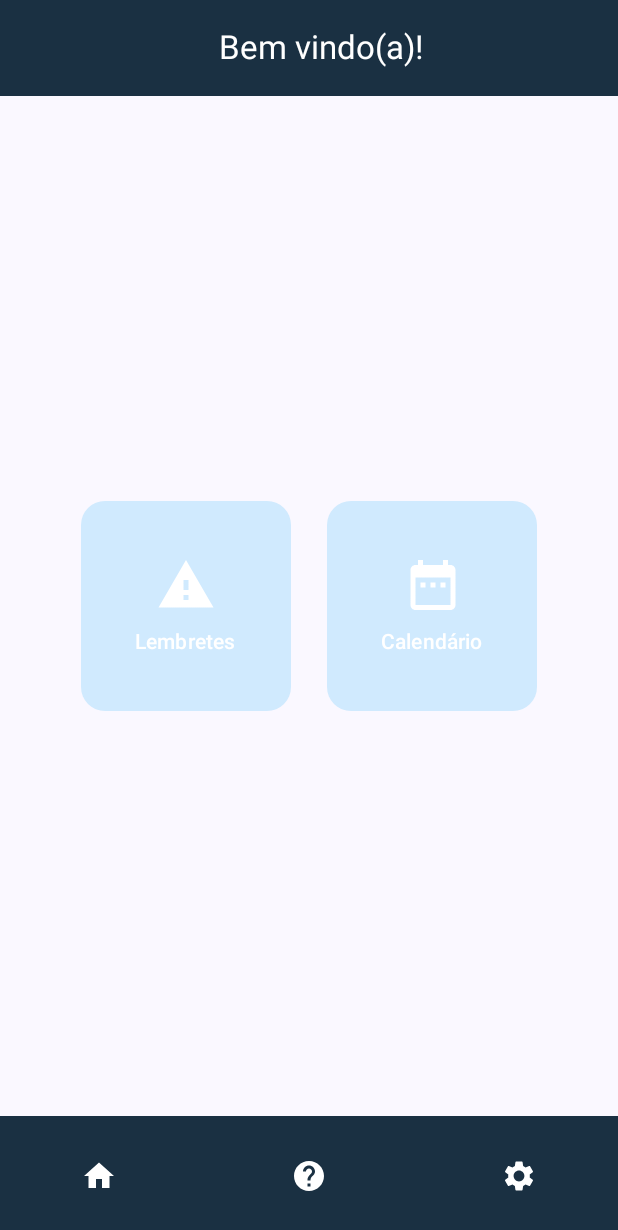
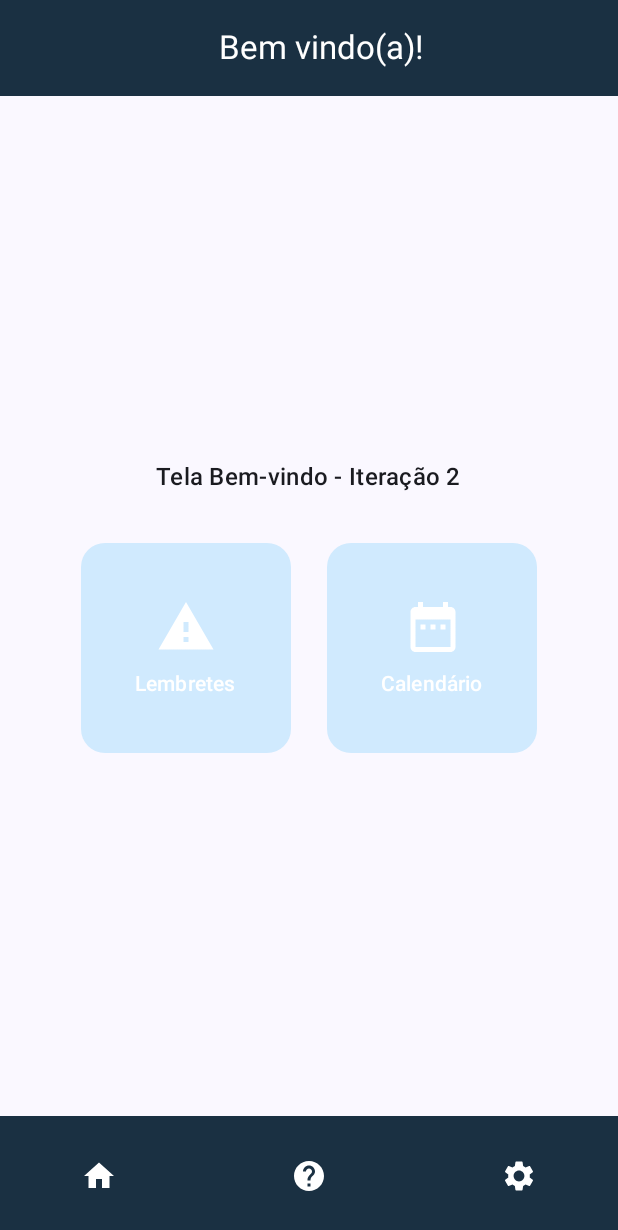
Before and after one commit to MRP3108001/Lista-de-Tarefas, an Android app built with Jetpack Compose: the BemVindo screen opened through its navigation route, on a phone screen of 412 x 824 dp. Shown: the top 1230 px of the screen. Run offline under Robolectric (Android 15) with nearby library versions, the phone set to English and light mode, and no system bars.

Commit message:
start project

```diff
--- a/app/src/main/java/com/example/mylistproject/view/BemVindo.kt
+++ b/app/src/main/java/com/example/mylistproject/view/BemVindo.kt
@@ -1,4 +1,5 @@
 package com.example.mylistproject.view
+
 import androidx.compose.foundation.layout.*
 import androidx.compose.foundation.shape.RoundedCornerShape
 import androidx.compose.material.icons.Icons
@@ -15,7 +16,6 @@ import com.example.mylistproject.ui.theme.MyColors
 import com.example.mylistproject.components.Topo
 import com.example.mylistproject.components.BottomNavBar
 
-
 @Composable
 fun BemVindo(navController: NavController) {
     Scaffold(
@@ -30,13 +30,22 @@ fun BemVindo(navController: NavController) {
             verticalArrangement = Arrangement.Center,
             horizontalAlignment = Alignment.CenterHorizontally
         ) {
+            Text(
+                text = "Tela Bem-vindo - Iteração 2",
+                style = MaterialTheme.typography.titleMedium,
+                modifier = Modifier.padding(bottom = 32.dp)
+            )
+
             Row(
                 horizontalArrangement = Arrangement.spacedBy(24.dp)
             ) {
                 BotaoMenu(
                     texto = "Lembretes",
                     icone = Icons.Default.Warning
-                ) { navController.navigate("lembretes") }
+                ) {
+                    println("Navegando para Lembretes - Iteração 2")
+                    navController.navigate("lembretes")
+                }
 
                 BotaoMenu(
                     texto = "Calendário",
--- a/app/src/main/java/com/example/mylistproject/view/Login.kt
+++ b/app/src/main/java/com/example/mylistproject/view/Login.kt
@@ -28,7 +28,7 @@ fun Login(navController: NavController) {
             .padding(24.dp),
         verticalArrangement = Arrangement.Center
     ) {
-        Text("Login", style = MaterialTheme.typography.headlineMedium)
+        Text("Login - Iteração 2", style = MaterialTheme.typography.headlineMedium)
 
         Spacer(modifier = Modifier.height(24.dp))
 
@@ -52,6 +52,7 @@ fun Login(navController: NavController) {
         Spacer(modifier = Modifier.height(24.dp))
 
         Button(onClick = {
+            println("Tentando login com usuário: $usuario")
             scope.launch {
                 val autenticado = dataStore.autenticar(usuario, senha)
                 if (autenticado) {
```
